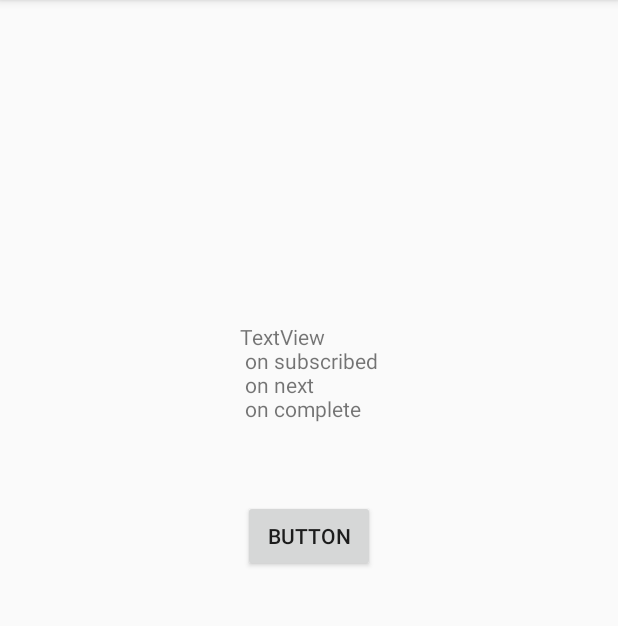
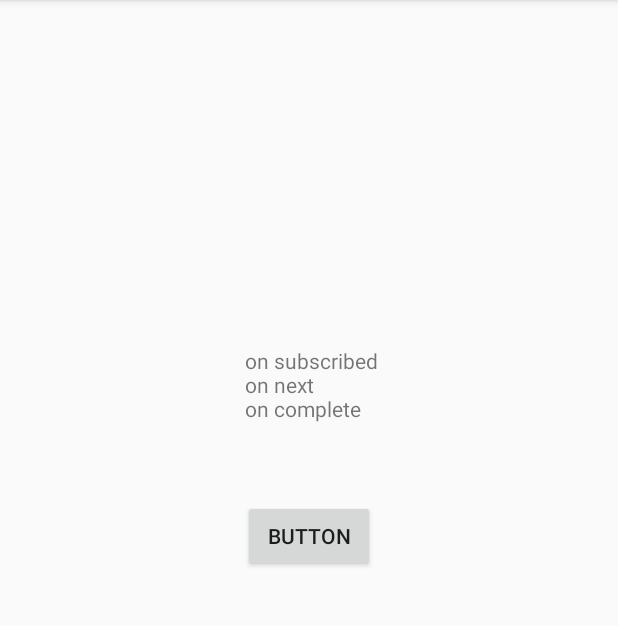
Before and after one commit to amitrai98/RxDemo, an Android app: the screen it shows after launch (MainActivity), after a tap on "BUTTON", on a phone screen of 412 x 824 dp, the part 84-710 px from its top. Run offline under Robolectric (Android 15) with nearby library versions, the phone set to English and light mode, and no system bars; our stand-ins replace RxJava; libraries missing offline, so code that uses them is left out: android.arch.core, io.reactivex.internal.

```diff
--- a/app/src/main/java/com/evontech/demo/rxdemo/MainActivity.java
+++ b/app/src/main/java/com/evontech/demo/rxdemo/MainActivity.java
@@ -44,6 +44,7 @@ public class MainActivity extends AppCompatActivity {
     }
 
     private void printHello(){
+        textView.setText("");
         Observable.just(textView.getText().toString())
                 .map(new io.reactivex.functions.Function<String, String>() {
                     @Override
```
